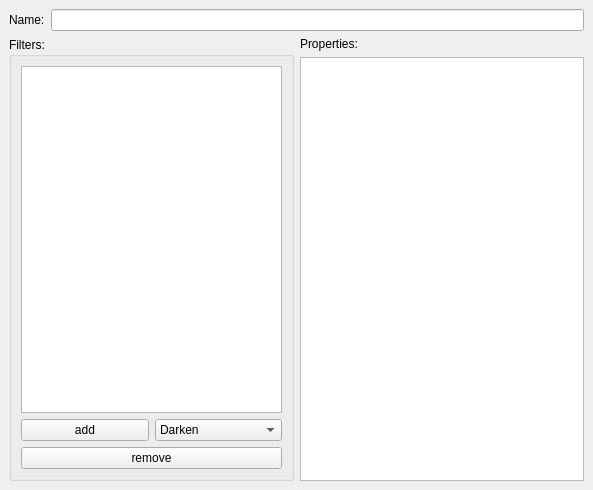
Before: the Qt Designer form krita/plugins/paintops/dynamicbrush/programs/filterslist/FiltersListDynamicProgramEditor.ui in KDE/krita, drawn with Qt 5.
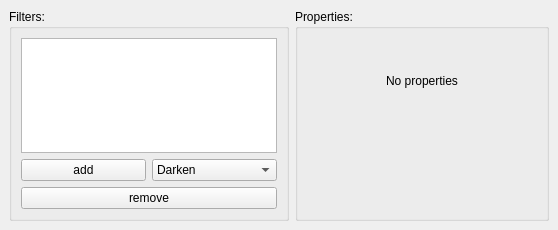
After: the same form once the commit is applied.

Commit message: add the general program editor (remains to do: renaming the program, make the add and delete buttons usefull) add the ui to create the "dynamic brush" as the paintop option add the filters list program editor (remains to do: finish the transform filters's editors)

Diff of the .ui file:
```diff
--- a/krita/plugins/paintops/dynamicbrush/programs/filterslist/FiltersListDynamicProgramEditor.ui
+++ b/krita/plugins/paintops/dynamicbrush/programs/filterslist/FiltersListDynamicProgramEditor.ui
@@ -5,50 +5,30 @@
    <rect>
     <x>0</x>
     <y>0</y>
-    <width>593</width>
-    <height>490</height>
+    <width>558</width>
+    <height>230</height>
    </rect>
   </property>
   <property name="windowTitle" >
    <string>Form</string>
   </property>
-  <layout class="QVBoxLayout" >
+  <layout class="QHBoxLayout" >
    <property name="margin" >
     <number>9</number>
-   </property>
-   <property name="spacing" >
-    <number>6</number>
-   </property>
-   <item>
-    <layout class="QHBoxLayout" >
-     <property name="margin" >
-      <number>0</number>
-     </property>
-     <property name="spacing" >
-      <number>6</number>
-     </property>
-     <item>
-      <widget class="QLabel" name="label_2" >
-       <property name="text" >
-        <string>Name:</string>
-       </property>
-      </widget>
-     </item>
-     <item>
-      <widget class="QLineEdit" name="lineEditName" />
-     </item>
-    </layout>
-   </item>
-   <item>
-    <layout class="QHBoxLayout" >
-     <property name="margin" >
-      <number>0</number>
      </property>
      <property name="spacing" >
       <number>6</number>
      </property>
      <item>
       <widget class="QGroupBox" name="groupBox" >
+     <property name="sizePolicy" >
+      <sizepolicy>
+       <hsizetype>1</hsizetype>
+       <vsizetype>5</vsizetype>
+       <horstretch>0</horstretch>
+       <verstretch>0</verstretch>
+      </sizepolicy>
+     </property>
        <property name="title" >
         <string>Filters:</string>
        </property>
@@ -60,7 +40,16 @@
          <number>6</number>
         </property>
         <item>
-         <widget class="QListView" name="listViewFilters" />
+       <widget class="QListView" name="listViewFilters" >
+        <property name="sizePolicy" >
+         <sizepolicy>
+          <hsizetype>1</hsizetype>
+          <vsizetype>7</vsizetype>
+          <horstretch>0</horstretch>
+          <verstretch>0</verstretch>
+         </sizepolicy>
+        </property>
+       </widget>
         </item>
         <item>
          <layout class="QHBoxLayout" >
@@ -79,6 +68,14 @@
           </item>
           <item>
            <widget class="QComboBox" name="comboBoxFilter" >
+          <property name="sizePolicy" >
+           <sizepolicy>
+            <hsizetype>1</hsizetype>
+            <vsizetype>0</vsizetype>
+            <horstretch>0</horstretch>
+            <verstretch>0</verstretch>
+           </sizepolicy>
+          </property>
             <item>
              <property name="text" >
               <string>Darken</string>
@@ -104,26 +101,81 @@
       </widget>
      </item>
      <item>
-      <layout class="QVBoxLayout" >
-       <property name="margin" >
-        <number>0</number>
-       </property>
-       <property name="spacing" >
-        <number>6</number>
-       </property>
-       <item>
-        <widget class="QLabel" name="label" >
-         <property name="text" >
+    <widget class="QGroupBox" name="groupBoxProperties" >
+     <property name="sizePolicy" >
+      <sizepolicy>
+       <hsizetype>7</hsizetype>
+       <vsizetype>5</vsizetype>
+       <horstretch>0</horstretch>
+       <verstretch>0</verstretch>
+      </sizepolicy>
+     </property>
+     <property name="title" >
           <string>Properties:</string>
          </property>
-        </widget>
-       </item>
-       <item>
-        <widget class="QListView" name="listViewProperties" />
-       </item>
-      </layout>
-     </item>
-    </layout>
+     <layout class="QGridLayout" >
+      <property name="margin" >
+       <number>9</number>
+      </property>
+      <property name="spacing" >
+       <number>6</number>
+      </property>
+      <item row="1" column="0" >
+       <spacer>
+        <property name="orientation" >
+         <enum>Qt::Vertical</enum>
+        </property>
+        <property name="sizeType" >
+         <enum>QSizePolicy::Expanding</enum>
+        </property>
+        <property name="sizeHint" >
+         <size>
+          <width>20</width>
+          <height>40</height>
+         </size>
+        </property>
+       </spacer>
+      </item>
+      <item row="0" column="0" >
+       <widget class="QWidget" native="1" name="widgetNoProperties" >
+        <property name="sizePolicy" >
+         <sizepolicy>
+          <hsizetype>5</hsizetype>
+          <vsizetype>7</vsizetype>
+          <horstretch>0</horstretch>
+          <verstretch>0</verstretch>
+         </sizepolicy>
+        </property>
+        <layout class="QGridLayout" >
+         <property name="margin" >
+          <number>9</number>
+         </property>
+         <property name="spacing" >
+          <number>6</number>
+         </property>
+         <item row="0" column="0" >
+          <widget class="QLabel" name="label" >
+           <property name="sizePolicy" >
+            <sizepolicy>
+             <hsizetype>7</hsizetype>
+             <vsizetype>1</vsizetype>
+             <horstretch>0</horstretch>
+             <verstretch>0</verstretch>
+            </sizepolicy>
+           </property>
+           <property name="text" >
+            <string>No properties</string>
+           </property>
+           <property name="alignment" >
+            <set>Qt::AlignCenter</set>
+           </property>
+          </widget>
+         </item>
+        </layout>
+       </widget>
+      </item>
+     </layout>
+    </widget>
    </item>
   </layout>
  </widget>
```
Lines whose indentation alone changed are shown as unchanged. The commit also changes 26 other files.
